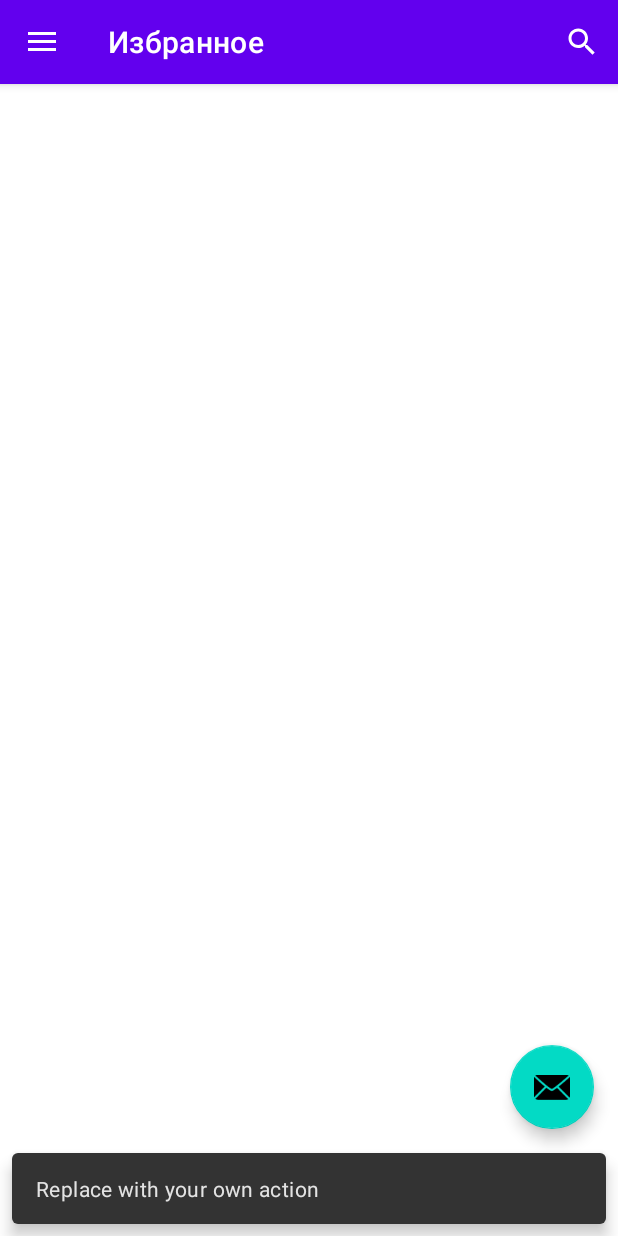
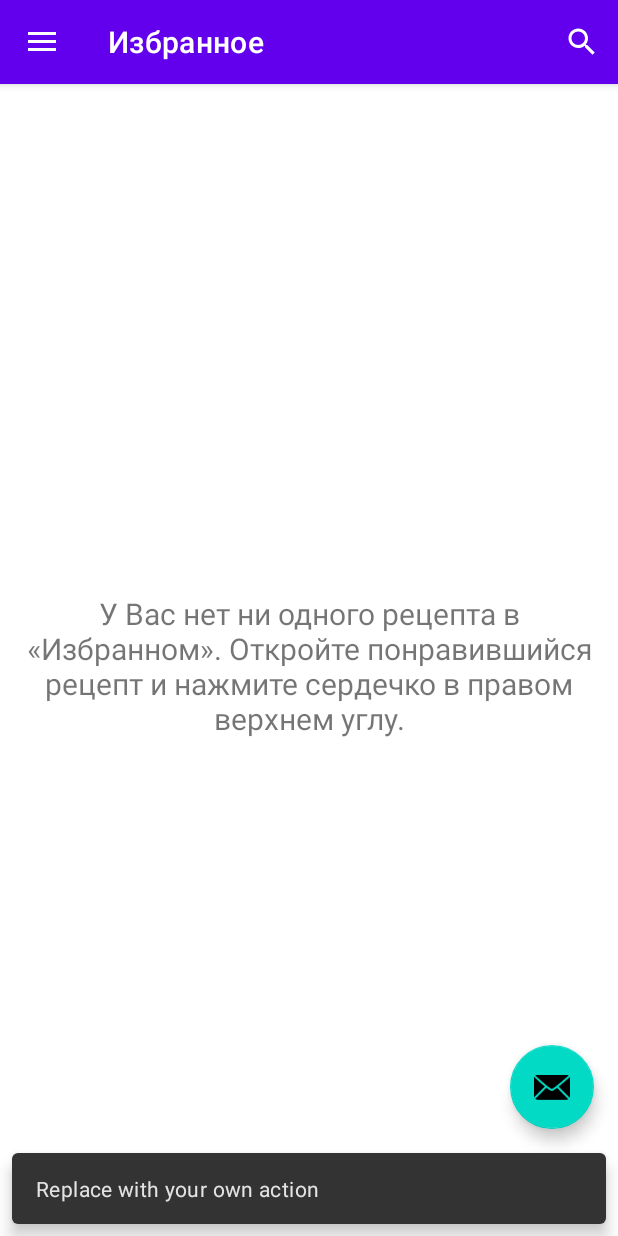
Before and after one commit to JuliaMaffin123/MaffinRecipes, an Android app: the screen it shows after launch (MainActivity), in the side drawer, after a tap on "Избранное", on a phone screen of 412 x 824 dp. Run offline under Robolectric (Android 15) with nearby library versions, the phone set to English and light mode, and no system bars; our stand-ins replace Room's generated code, navigation-ui; 2 statements that could not run were skipped.

Commit message:
Добавила сообщение для пустого списка в избранном

```diff
--- a/app/src/main/res/layout/fragment_favorite.xml
+++ b/app/src/main/res/layout/fragment_favorite.xml
@@ -13,4 +13,19 @@
         android:layout_height="wrap_content"
         app:layout_constraintTop_toTopOf="parent" />
 
+    <TextView
+        android:id="@android:id/empty"
+        android:layout_width="match_parent"
+        android:layout_height="wrap_content"
+        android:layout_marginStart="8dp"
+        android:layout_marginTop="8dp"
+        android:layout_marginEnd="8dp"
+        android:textAlignment="center"
+        android:textSize="20sp"
+        app:layout_constraintBottom_toBottomOf="parent"
+        app:layout_constraintEnd_toEndOf="parent"
+        app:layout_constraintStart_toStartOf="parent"
+        app:layout_constraintTop_toTopOf="parent"
+        android:text="@string/empty_favorite" />
+
 </androidx.constraintlayout.widget.ConstraintLayout>
--- a/app/src/main/res/values/strings.xml
+++ b/app/src/main/res/values/strings.xml
@@ -9,6 +9,7 @@
 
     <string name="receipt_thumb">Миниатюра рецепта</string>
     <string name="action_delete_favorite">Удалить из избранного</string>
+    <string name="empty_favorite">У Вас нет ни одного рецепта в «Избранном». Откройте понравившийся рецепт и нажмите сердечко в правом верхнем углу.</string>
 
     <string name="template_time">[time-icon] %1$d м</string>
     <string name="template_energy">[energy-icon] %1$d кКал</string>
```
